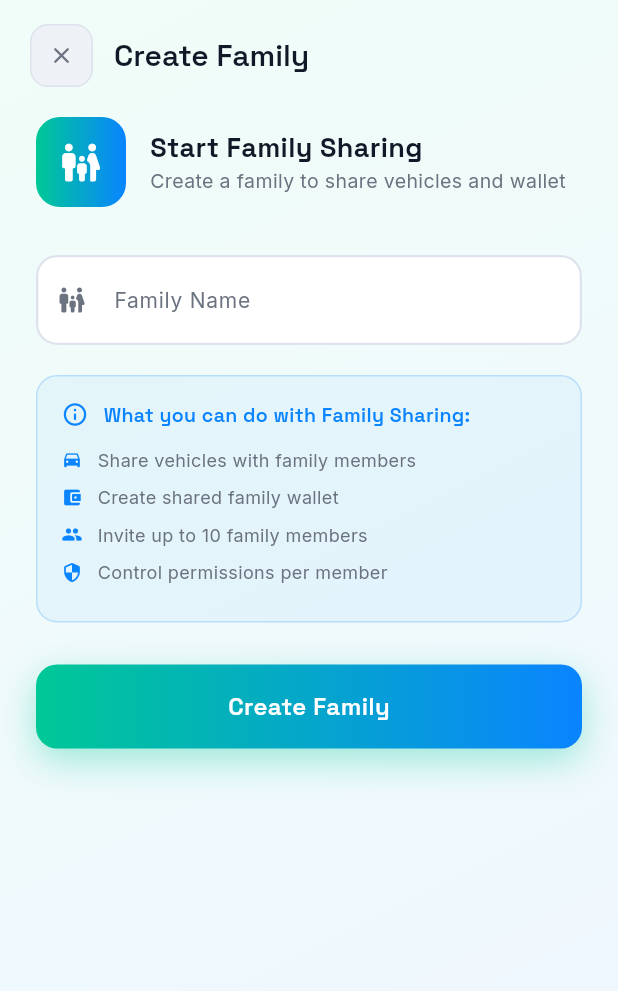
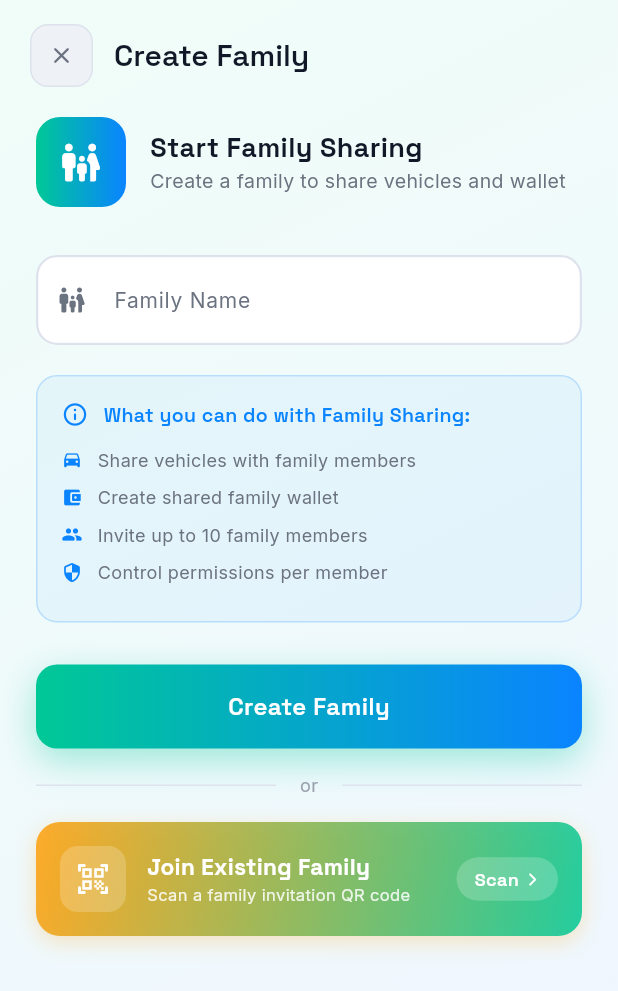
Before and after one commit to harshanx25yenuka-ai/fuelix-app, a Flutter app: the CreateFamilyScreen screen opened directly with empty values, on a phone screen of 412 x 824 dp. Shown: the top 991 px of the screen. Run offline on Flutter 3.47's test engine with Material 3 defaults, Android fonts, the phone set to English and light mode, and no system bars; our stand-ins replace flutter_map, geolocator, google_fonts, latlong2, qr_flutter, shared_preferences and 1 more; missing offline and left inert: mobile_scanner; accounts and stored records are empty.

Commit message:
added join feature to non family users

```diff
--- a/lib/screens/family/create_family_screen.dart
+++ b/lib/screens/family/create_family_screen.dart
@@ -4,6 +4,7 @@ import '../../theme/app_theme.dart';
 import '../../models/user_model.dart';
 import '../../services/api_service.dart';
 import '../../widgets/custom_button.dart';
+import 'join_family_qr_scanner.dart';
 
 class CreateFamilyScreen extends StatefulWidget {
   final UserModel user;
@@ -75,6 +76,19 @@ class _CreateFamilyScreenState extends State<CreateFamilyScreen>
     setState(() => _isLoading = false);
   }
 
+  void _joinFamilyViaQr() {
+    Navigator.push(
+      context,
+      MaterialPageRoute(
+        builder: (_) => JoinFamilyQrScannerScreen(user: widget.user),
+      ),
+    ).then((result) {
+      if (result == true) {
+        Navigator.pop(context, true);
+      }
+    });
+  }
+
   @override
   Widget build(BuildContext context) {
     final isDark = Theme.of(context).brightness == Brightness.dark;
@@ -135,6 +149,45 @@ class _CreateFamilyScreenState extends State<CreateFamilyScreen>
                                   isLoading: _isLoading,
                                   colors: [AppColors.emerald, AppColors.ocean],
                                 ),
+                                const SizedBox(height: 16),
+
+                                // Optional Divider with "or"
+                                Row(
+                                  children: [
+                                    Expanded(
+                                      child: Divider(
+                                        color: isDark
+                                            ? AppColors.darkBorder
+                                            : AppColors.lightBorder,
+                                      ),
+                                    ),
+                                    Padding(
+                                      padding: const EdgeInsets.symmetric(
+                                        horizontal: 16,
+                                      ),
+                                      child: Text(
+                                        'or',
+                                        style: GoogleFonts.inter(
+                                          fontSize: 12,
+                                          color: isDark
+                                              ? AppColors.darkTextMuted
+                                              : AppColors.lightTextMuted,
+                                        ),
+                                      ),
+                                    ),
+                                    Expanded(
+                                      child: Divider(
+                                        color: isDark
+                                            ? AppColors.darkBorder
+                                            : AppColors.lightBorder,
+                                      ),
+                                    ),
+                                  ],
+                                ),
+                                const SizedBox(height: 16),
+
+                                // Optional: Join Existing Family Button
+                                _buildOptionalJoinCard(isDark),
                               ],
                             ),
                           ),
@@ -311,4 +364,97 @@ class _CreateFamilyScreenState extends State<CreateFamilyScreen>
       ),
     );
   }
+
+  Widget _buildOptionalJoinCard(bool isDark) {
+    return GestureDetector(
+      onTap: _joinFamilyViaQr,
+      child: Container(
+        padding: const EdgeInsets.all(16),
+        decoration: BoxDecoration(
+          borderRadius: BorderRadius.circular(16),
+          gradient: LinearGradient(
+            colors: [
+              AppColors.amber.withOpacity(0.85),
+              AppColors.emerald.withOpacity(0.85),
+            ],
+            begin: Alignment.topLeft,
+            end: Alignment.bottomRight,
+          ),
+          boxShadow: [
+            BoxShadow(
+              color: AppColors.amber.withOpacity(0.25),
+              blurRadius: 12,
+              offset: const Offset(0, 4),
+            ),
+          ],
+        ),
+        child: Row(
+          children: [
+            Container(
+              width: 44,
+              height: 44,
+              decoration: BoxDecoration(
+                borderRadius: BorderRadius.circular(12),
+                color: Colors.white.withOpacity(0.2),
+              ),
+              child: const Icon(
+                Icons.qr_code_scanner_rounded,
+                size: 24,
+                color: Colors.white,
+              ),
+            ),
+            const SizedBox(width: 14),
+            Expanded(
+              child: Column(
+                crossAxisAlignment: CrossAxisAlignment.start,
+                children: [
+                  Text(
+                    'Join Existing Family',
+                    style: GoogleFonts.spaceGrotesk(
+                      fontSize: 15,
+                      fontWeight: FontWeight.w700,
+                      color: Colors.white,
+                    ),
+                  ),
+                  Text(
+                    'Scan a family invitation QR code',
+                    style: GoogleFonts.inter(
+                      fontSize: 11,
+                      color: Colors.white.withOpacity(0.85),
+                    ),
+                  ),
+                ],
+              ),
+            ),
+            Container(
+              padding: const EdgeInsets.symmetric(horizontal: 12, vertical: 6),
+              decoration: BoxDecoration(
+                borderRadius: BorderRadius.circular(20),
+                color: Colors.white.withOpacity(0.2),
+              ),
+              child: Row(
+                mainAxisSize: MainAxisSize.min,
+                children: [
+                  Text(
+                    'Scan',
+                    style: GoogleFonts.spaceGrotesk(
+                      fontSize: 12,
+                      fontWeight: FontWeight.w600,
+                      color: Colors.white,
+                    ),
+                  ),
+                  const SizedBox(width: 4),
+                  const Icon(
+                    Icons.arrow_forward_ios_rounded,
+                    size: 10,
+                    color: Colors.white,
+                  ),
+                ],
+              ),
+            ),
+          ],
+        ),
+      ),
+    );
+  }
 }
```
